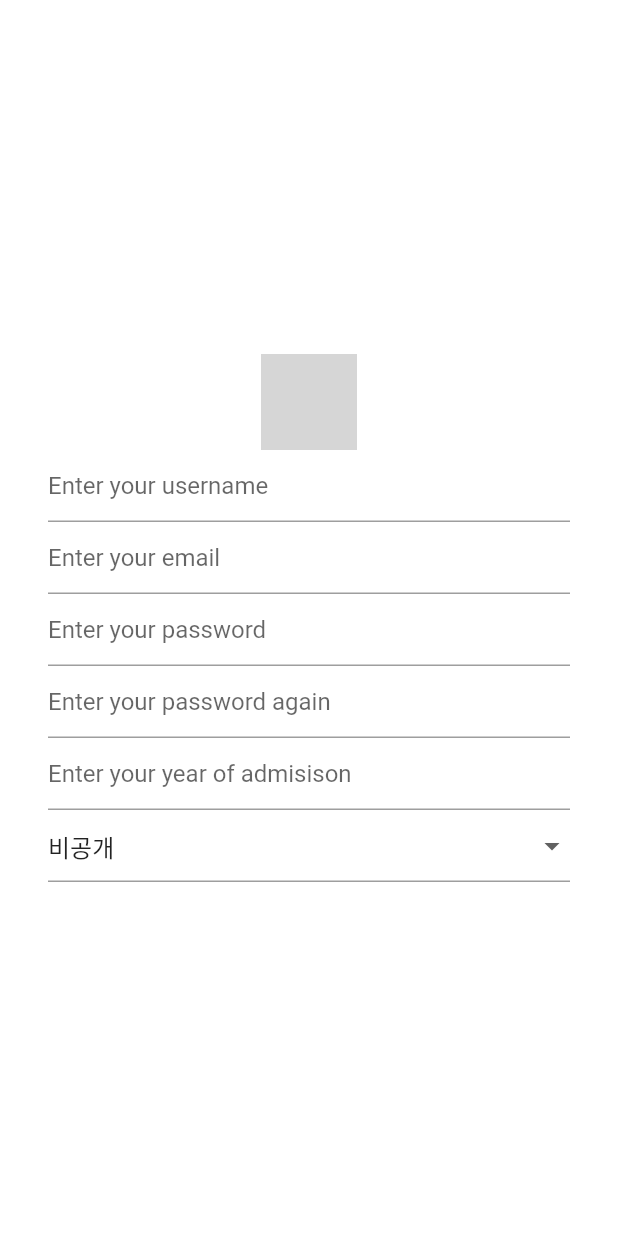
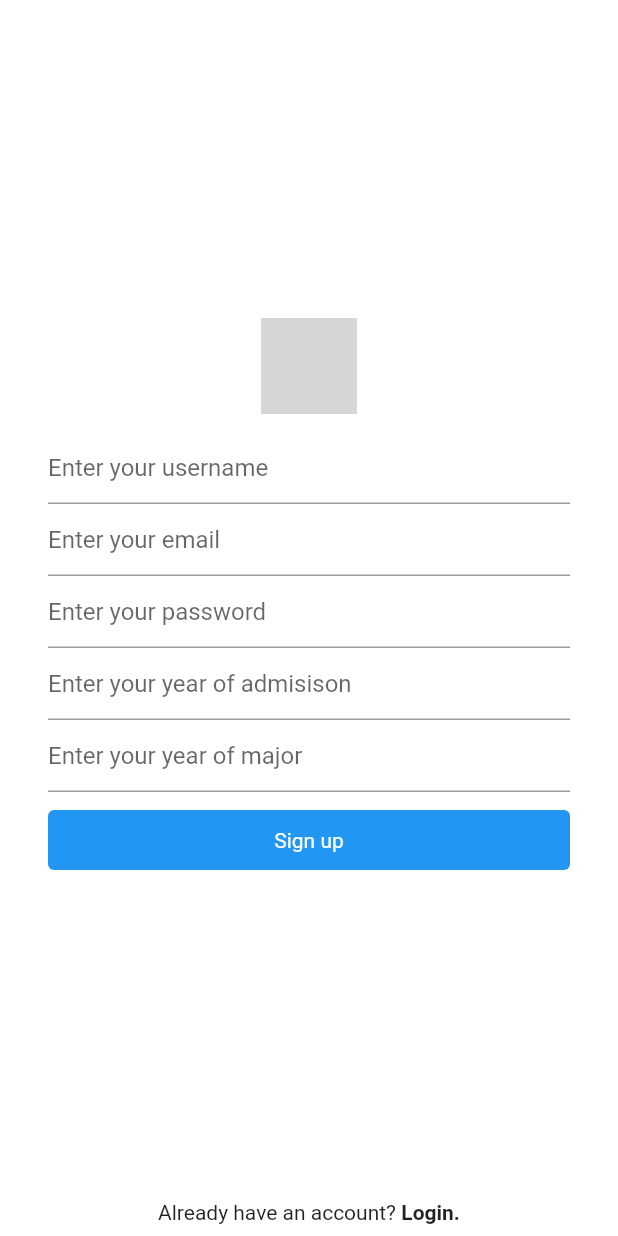
Before and after one commit to Dawon00/snack-party, a Flutter app: the SignupScreen screen opened directly, on a phone screen of 412 x 824 dp. Run offline on Flutter 3.47's test engine with Material 2 defaults, Android fonts, the light colour scheme and no system bars; our stand-ins replace cloud_firestore, firebase_auth, firebase_core, flutter_form_builder; accounts and stored records are empty; network calls fail; grey boxes are pictures that could not be loaded.

Commit message:
FEAT - 회원가입 기능 구현

```diff
--- a/lib/screen/signup_screen.dart
+++ b/lib/screen/signup_screen.dart
@@ -1,4 +1,9 @@
+import 'package:cloud_firestore/cloud_firestore.dart';
+import 'package:firebase_auth/firebase_auth.dart';
 import 'package:flutter/material.dart';
+import 'package:snackparty/model/user.dart' as model;
+import 'package:snackparty/screen/home_screen.dart';
+import 'package:snackparty/screen/login_screen.dart';
 
 class SignupScreen extends StatefulWidget {
   const SignupScreen({Key? key}) : super(key: key);
@@ -11,10 +16,80 @@ class _SignupScreenState extends State<SignupScreen> {
   final TextEditingController _usernameController = TextEditingController();
   final TextEditingController _emailController = TextEditingController();
   final TextEditingController _passwordController = TextEditingController();
-  final TextEditingController _confirmPasswordController =
-      TextEditingController();
+  // final TextEditingController _confirmPasswordController = TextEditingController();
   final TextEditingController _admissionYearController =
       TextEditingController();
+  final TextEditingController _majorController = TextEditingController();
+  bool _isLoading = false;
+
+  void signupUser() async {
+    setState(() {
+      _isLoading = true;
+    });
+
+    try {
+      FirebaseAuth auth = FirebaseAuth.instance;
+      FirebaseFirestore firestore = FirebaseFirestore.instance;
+      String email = _emailController.text;
+      String password = _passwordController.text;
+      // String confirmPassword = _confirmPasswordController.text;
+      String username = _usernameController.text;
+      int admissionYear = int.parse(_admissionYearController.text);
+      String major = _majorController.text;
+
+      // 모든 필드 값이 isNotEmpty일 경우 회원가입 진행
+      if (username.isNotEmpty &&
+          email.isNotEmpty &&
+          password.isNotEmpty &&
+          // confirmPassword.isNotEmpty &&
+          _admissionYearController.text.isNotEmpty &&
+          major.isNotEmpty) {
+        // Authentication에 user 추가
+        UserCredential cred = await auth.createUserWithEmailAndPassword(
+          email: email,
+          password: password,
+        );
+
+        // database에 user 추가
+        model.User user = model.User(
+          username: username,
+          email: email,
+          admissionYear: admissionYear,
+          major: major,
+          uid: cred.user!.uid,
+        );
+        await firestore
+            .collection('users')
+            .doc(cred.user!.uid)
+            .set(user.toJson());
+
+        // HomeScreen으로 화면 전환
+        Navigator.of(context).pushReplacement(
+          MaterialPageRoute(
+            builder: ((context) => const HomeScreen()),
+          ),
+        );
+      } else {
+        // 필드 값이 비어있는 경우 SnackBar에 필드 입력 메시지 출력
+        ScaffoldMessenger.of(context).showSnackBar(
+          const SnackBar(
+            content: Text("Please enter all the fields"),
+          ),
+        );
+      }
+    } catch (err) {
+      // 오류 발생시 SnackBar에 오류 출력
+      ScaffoldMessenger.of(context).showSnackBar(
+        SnackBar(
+          content: Text(err.toString()),
+        ),
+      );
+    }
+
+    setState(() {
+      _isLoading = false;
+    });
+  }
 
   @override
   Widget build(BuildContext context) {
@@ -35,6 +110,9 @@ class _SignupScreenState extends State<SignupScreen> {
               Image.network(
                 'https://upload.wikimedia.org/wikipedia/en/thumb/3/37/MapleStory.SVG/1200px-MapleStory.SVG.png',
                 height: 64,
+              ),
+              const SizedBox(
+                height: 12,
               ),
               // username
               TextField(
@@ -60,14 +138,14 @@ class _SignupScreenState extends State<SignupScreen> {
                 obscureText: true,
               ),
               // confirm password
-              TextField(
-                decoration: const InputDecoration(
-                  hintText: 'Enter your password again',
-                ),
-                controller: _confirmPasswordController,
-                obscureText: true,
-              ),
-              // major and admission year
+              // TextField(
+              //   decoration: const InputDecoration(
+              //     hintText: 'Enter your password again',
+              //   ),
+              //   controller: _confirmPasswordController,
+              //   obscureText: true,
+              // ),
+              // admission year
               TextField(
                 decoration: const InputDecoration(
                   hintText: 'Enter your year of admisison',
@@ -75,26 +153,72 @@ class _SignupScreenState extends State<SignupScreen> {
                 controller: _admissionYearController,
                 keyboardType: TextInputType.number,
               ),
-              DropdownButtonFormField<String?>(
-                onChanged: (String? newValue) {},
-                items: [
-                  null,
-                  '컴퓨터전자시스템공학부',
-                  '컴퓨터공학과',
-                ].map<DropdownMenuItem<String?>>((String? i) {
-                  return DropdownMenuItem<String?>(
-                    value: i,
-                    child: Text({
-                          '컴퓨터전자시스템공학부': '컴퓨터전자시스템공학부',
-                          '컴퓨터공학과': '컴퓨터공학과'
-                        }[i] ??
-                        '비공개'),
-                  );
-                }).toList(),
+              // major
+              TextField(
+                decoration: const InputDecoration(
+                  hintText: 'Enter your year of major',
+                ),
+                controller: _majorController,
+              ),
+              const SizedBox(
+                height: 12,
+              ),
+              // signup button
+              InkWell(
+                onTap: signupUser,
+                child: Container(
+                  width: double.infinity,
+                  alignment: Alignment.center,
+                  padding: const EdgeInsets.symmetric(vertical: 12),
+                  decoration: const ShapeDecoration(
+                    shape: RoundedRectangleBorder(
+                      borderRadius: BorderRadius.all(Radius.circular(4)),
+                    ),
+                    color: Colors.blue,
+                  ),
+                  child: !_isLoading
+                      ? const Text(
+                          'Sign up',
+                          style: TextStyle(
+                            color: Colors.white,
+                          ),
+                        )
+                      : const CircularProgressIndicator(
+                          color: Colors.white,
+                        ),
+                ),
               ),
               Flexible(
                 flex: 2,
                 child: Container(),
+              ),
+              // signup button
+              Row(
+                mainAxisAlignment: MainAxisAlignment.center,
+                children: [
+                  Container(
+                    child: const Text(
+                      'Already have an account?',
+                    ),
+                    padding: const EdgeInsets.symmetric(vertical: 8),
+                  ),
+                  GestureDetector(
+                    onTap: () => Navigator.of(context).push(
+                      MaterialPageRoute(
+                        builder: (context) => const LoginScreen(),
+                      ),
+                    ),
+                    child: Container(
+                      child: const Text(
+                        ' Login.',
+                        style: TextStyle(
+                          fontWeight: FontWeight.bold,
+                        ),
+                      ),
+                      padding: const EdgeInsets.symmetric(vertical: 8),
+                    ),
+                  ),
+                ],
               ),
             ],
           ),
@@ -102,4 +226,15 @@ class _SignupScreenState extends State<SignupScreen> {
       ),
     );
   }
+
+  @override
+  void dispose() {
+    super.dispose();
+    _usernameController.dispose();
+    _emailController.dispose();
+    _passwordController.dispose();
+    // _confirmPasswordController.dispose();
+    _admissionYearController.dispose();
+    _majorController.dispose();
+  }
 }
```
Also changed, not shown: lib/model/user.dart (+14 -0 lines).
